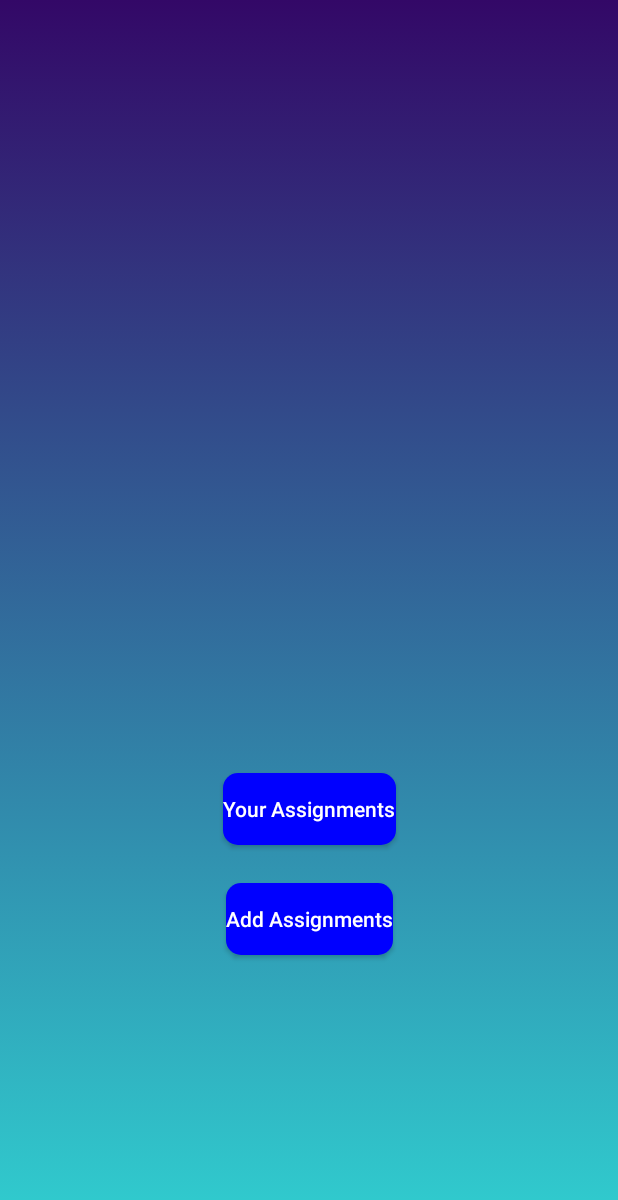
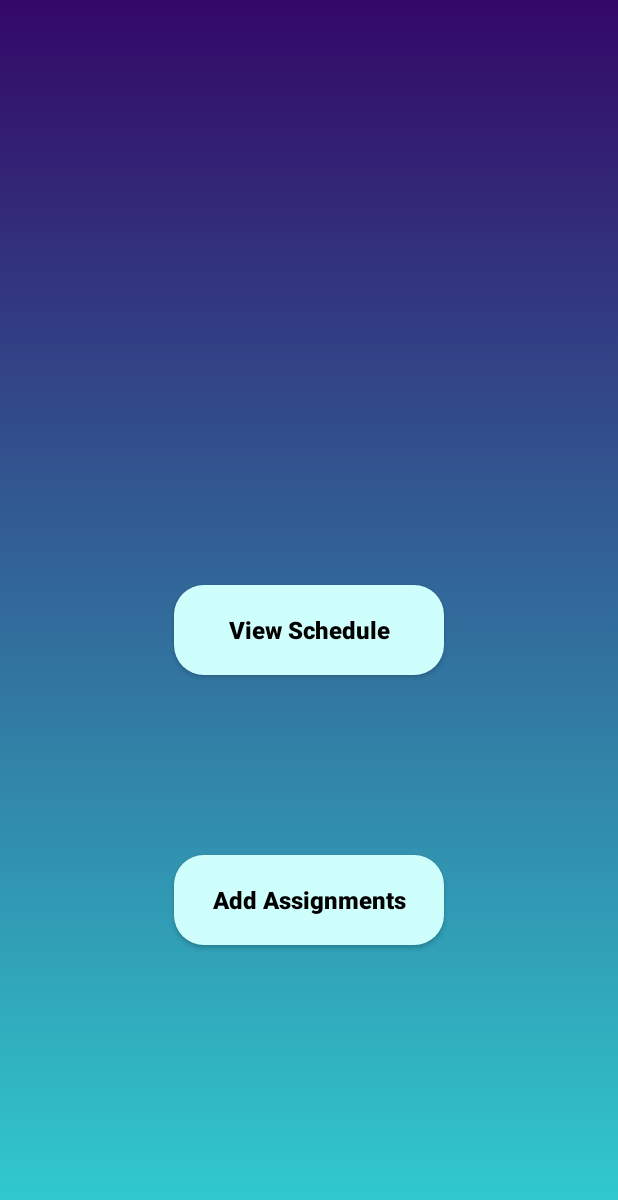
Before and after one commit to sifat120/MicroManager, an Android app: the screen it shows after launch (MainActivity), on a phone screen of 412 x 824 dp. Shown: the top 1200 px of the screen. Run offline under Robolectric (Android 15) with nearby library versions, the phone set to English and light mode, and no system bars.

Commit message:
Removed unnecessary classes and files and tidied up UI.

```diff
--- a/app/src/main/AndroidManifest.xml
+++ b/app/src/main/AndroidManifest.xml
@@ -9,7 +9,6 @@
         android:roundIcon="@mipmap/ic_launcher_round"
         android:supportsRtl="true"
         android:theme="@style/AppTheme">
-        <activity android:name=".Schedule"></activity>
         <activity android:name=".Assignment_List" />
         <activity android:name=".Add_Screen"
             android:parentActivityName=".MainActivity">
--- a/app/src/main/res/drawable/custom_button.xml
+++ b/app/src/main/res/drawable/custom_button.xml
@@ -1,5 +1,5 @@
 <?xml version="1.0" encoding="utf-8"?>
 <shape xmlns:android="http://schemas.android.com/apk/res/android" android:shape="rectangle">
-    <solid android:color="#0000FF"/>
-    <corners android:radius="10dp"/>
+    <solid android:color="#CFFFFC"/>
+    <corners android:radius="20dp"/>
 </shape>
--- a/app/src/main/res/layout/activity_main.xml
+++ b/app/src/main/res/layout/activity_main.xml
@@ -10,19 +10,20 @@
 
     <Button
         android:id="@+id/add_button"
-        android:layout_width="wrap_content"
-        android:layout_height="wrap_content"
+        android:layout_width="180dp"
+        android:layout_height="60dp"
+        android:background="@drawable/custom_button"
+        android:fontFamily="sans-serif-black"
         android:onClick="addAssignments"
         android:text="@string/add_assignment"
+        android:textAllCaps="false"
+        android:textSize="16sp"
+        android:textColor="#000000"
         app:layout_constraintBottom_toBottomOf="parent"
         app:layout_constraintEnd_toEndOf="parent"
         app:layout_constraintStart_toStartOf="parent"
         app:layout_constraintTop_toTopOf="parent"
-        app:layout_constraintVertical_bias="0.759"
-        android:textAllCaps="false"
-        android:textColor="#FFFFFF"
-        android:textSize="14sp"
-        android:background="@drawable/custom_button"/>
+        app:layout_constraintVertical_bias="0.746" />
 
     <ImageView
         android:id="@+id/logo"
@@ -34,22 +35,26 @@
         app:layout_constraintStart_toStartOf="parent"
         app:layout_constraintTop_toTopOf="parent"
         app:layout_constraintVertical_bias="0.105"
-        tools:srcCompat="@tools:sample/avatars" />
+        tools:srcCompat="@drawable/logo"
+        android:contentDescription="@string/logoLabel" />
 
     <Button
         android:id="@+id/Assignment_list_button"
-        android:layout_width="wrap_content"
-        android:layout_height="wrap_content"
+        android:layout_width="180dp"
+        android:layout_height="60dp"
+        android:layout_marginTop="8dp"
+        android:layout_marginBottom="8dp"
         android:background="@drawable/custom_button"
+        android:fontFamily="sans-serif-black"
         android:onClick="goToAssignmentListScreen"
-        android:text="@string/assginment_list"
+        android:text="@string/view_schedule_button"
         android:textAllCaps="false"
-        android:textColor="#FFFFFF"
-        android:textSize="14sp"
+        android:textSize="16sp"
+        android:textColor="#000000"
         app:layout_constraintBottom_toTopOf="@+id/add_button"
         app:layout_constraintEnd_toEndOf="parent"
         app:layout_constraintStart_toStartOf="parent"
         app:layout_constraintTop_toBottomOf="@+id/logo"
-        app:layout_constraintVertical_bias="0.947" />
+        app:layout_constraintVertical_bias="0.742" />
 
 </androidx.constraintlayout.widget.ConstraintLayout>
--- a/app/src/main/res/values/strings.xml
+++ b/app/src/main/res/values/strings.xml
@@ -13,4 +13,5 @@
     <string name="nameText">Name</string>
     <string name="typeText">Type</string>
     <string name="dueDateText">Due Date</string>
+    <string name="logoLabel">App logo</string>
 </resources>
```
Also changed, not shown: app/src/main/java/com/example/micromanager/Assignment.java (deleted, +0 -63 lines), app/src/main/java/com/example/micromanager/Schedule.java (deleted, +0 -45 lines), app/src/main/res/layout/activity_schedule.xml (deleted, +0 -9 lines).
